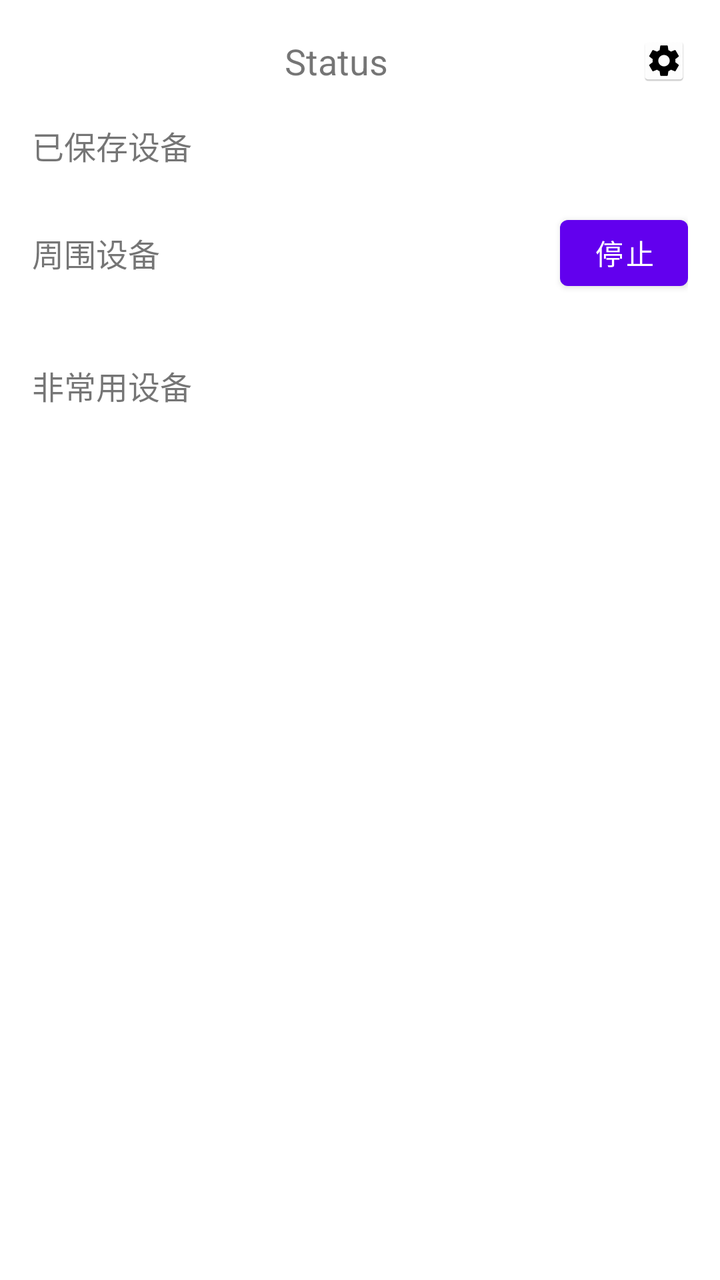
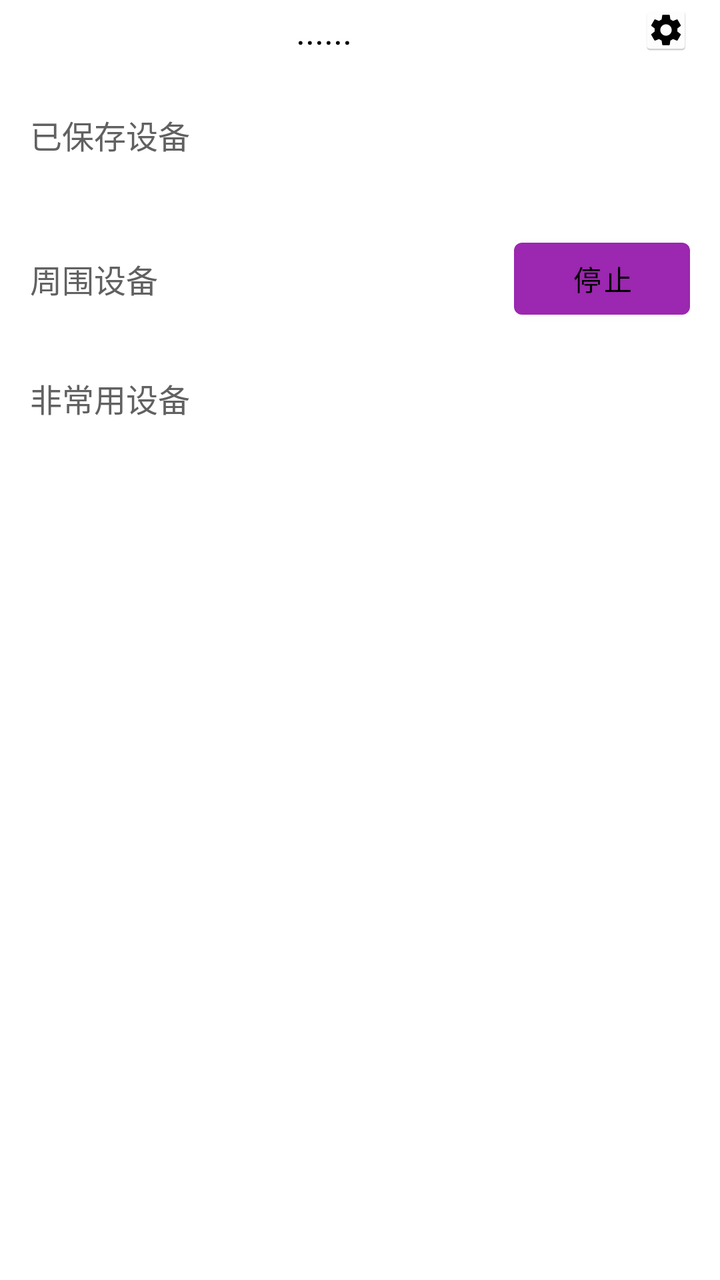

Compare the two renders of this Android layout. The source of the first and the diff that turns it into the second are given below.
<!-- AndroidManifest.xml: application theme Theme.BTControl -->
<!-- res/layout/activity_bluetooth_connection.xml -->
<?xml version="1.0" encoding="utf-8"?>
<LinearLayout xmlns:android="http://schemas.android.com/apk/res/android"
    xmlns:app="http://schemas.android.com/apk/res-auto"
    xmlns:tools="http://schemas.android.com/tools"
    android:layout_width="match_parent"
    android:layout_height="match_parent"
    android:orientation="vertical"
    android:padding="16dp">

    <LinearLayout
        android:layout_width="match_parent"
        android:layout_height="29dp"
        android:layout_marginBottom="16dp"
        android:gravity="center|center_horizontal"
        android:orientation="horizontal">

        

        <TextView
            android:id="@+id/statusTextView"
            android:layout_width="304dp"
            android:layout_height="match_parent"
            android:gravity="center"
            android:text="@string/status"
            android:textSize="18sp" />

        <ImageView
            android:id="@+id/image_accessibility_settings"
            android:layout_width="match_parent"
            android:layout_height="24dp"
            android:layout_alignParentEnd="true"
            android:layout_centerVertical="true"
            android:contentDescription="无障碍"
            android:src="@mipmap/accessibility" />

    </LinearLayout>

    
    <LinearLayout
        android:layout_width="match_parent"
        android:layout_height="27dp"
        android:orientation="horizontal">

        <TextView
            android:id="@+id/connectedDevicesLabel"
            android:layout_width="wrap_content"
            android:layout_height="match_parent"
            android:text="已保存设备"
            android:textSize="16sp" />

        <View
            android:id="@+id/divider2"
            android:layout_width="12dp"
            android:layout_height="match_parent"
            android:layout_weight="2"
            android:background="?android:attr/listDivider"
            android:visibility="invisible" />

        <CheckBox
            android:id="@+id/checkBox"
            android:layout_width="15dp"
            android:layout_height="match_parent"
            android:layout_weight="1"
            android:buttonTint="@color/checkbox_color"
            android:text="LE Audio"
            android:visibility="invisible" />

    </LinearLayout>

    
    <ListView
        android:id="@+id/connectedDeviceListView"
        android:layout_width="match_parent"
        android:layout_height="wrap_content"
        android:layout_marginBottom="16dp"
        android:divider="@android:color/darker_gray"
        android:dividerHeight="1dp" />

    

    
    <LinearLayout
        android:layout_width="match_parent"
        android:layout_height="45dp"
        android:layout_marginBottom="16dp"
        android:gravity="center|center_horizontal"
        android:orientation="horizontal">

        <LinearLayout
            android:layout_width="wrap_content"
            android:layout_height="42dp"
            android:layout_marginBottom="0dp"
            android:gravity="start|left"
            android:orientation="horizontal">

            <TextView
                android:id="@+id/nearbyDevicesLabel"
                android:layout_width="wrap_content"
                android:layout_height="match_parent"
                android:gravity="center"
                android:text="周围设备"
                android:textSize="16sp" />

            <ProgressBar
                android:id="@+id/progressBar"
                android:layout_width="12dp"
                android:layout_height="match_parent"
                android:gravity="bottom"
                android:indeterminate="true"
                android:visibility="visible" />

        </LinearLayout>

        <View
            android:id="@+id/divider"
            android:layout_width="20dp"
            android:layout_height="45dp"
            android:layout_weight="1"
            android:background="?android:attr/listDivider"
            android:visibility="invisible" />

        <Button
            android:id="@+id/actionButton"
            android:layout_width="64dp"
            android:layout_height="wrap_content"
            android:gravity="center"
            android:text="停止" />

    </LinearLayout>

    <ListView
        android:id="@+id/deviceListView"
        android:layout_width="match_parent"
        android:layout_height="wrap_content"
        android:layout_marginBottom="16dp"
        android:divider="@android:color/darker_gray"
        android:dividerHeight="2dp" />

    
    <TextView
        android:id="@+id/NFDeviceLabel"
        android:layout_width="match_parent"
        android:layout_height="wrap_content"
        android:text="非常用设备"
        android:textSize="16sp" />

    <ListView
        android:id="@+id/NFDeviceListView"
        android:layout_width="match_parent"
        android:layout_height="wrap_content"
        android:layout_marginBottom="16dp"
        android:divider="@android:color/darker_gray"
        android:dividerHeight="2dp" />

</LinearLayout>
<!-- resources referenced by this layout -->
<resources>
  <!-- mipmap accessibility: png bitmap (mipmap-hdpi, 2104 bytes) -->
  <string name="status">Status</string>
  <style name="Theme.BTControl" parent="Theme.MaterialComponents.DayNight.DarkActionBar">
          
          <item name="colorPrimary">@color/purple_500</item>
          <item name="colorPrimaryVariant">@color/purple_700</item>
          <item name="colorOnPrimary">@color/white</item>
          
          <item name="colorSecondary">@color/teal_200</item>
          <item name="colorSecondaryVariant">@color/teal_700</item>
          <item name="colorOnSecondary">@color/black</item>
          
          <item name="android:statusBarColor">?attr/colorPrimaryVariant</item>
          
      </style>
  <color name="purple_500">#FF6200EE</color>
  <color name="purple_700">#FF3700B3</color>
  <color name="white">#FFFFFFFF</color>
  <color name="teal_200">#FF03DAC5</color>
  <color name="teal_700">#FF018786</color>
  <color name="black">#FF000000</color>
</resources>

<!-- the commit's change to res/layout/activity_bluetooth_connection.xml (unified diff, before → after) -->
@@ -1,155 +1,149 @@
 <?xml version="1.0" encoding="utf-8"?>
-<LinearLayout xmlns:android="http://schemas.android.com/apk/res/android"
-    xmlns:app="http://schemas.android.com/apk/res-auto"
+<ScrollView xmlns:android="http://schemas.android.com/apk/res/android"
     xmlns:tools="http://schemas.android.com/tools"
+    android:fillViewport="true"
+    android:fitsSystemWindows="true"
+    android:orientation="vertical"
     android:layout_width="match_parent"
     android:layout_height="match_parent"
-    android:orientation="vertical"
-    android:padding="16dp">
+    android:padding="3dp">
 
     <LinearLayout
         android:layout_width="match_parent"
-        android:layout_height="29dp"
-        android:layout_marginBottom="16dp"
-        android:gravity="center|center_horizontal"
-        android:orientation="horizontal">
+        android:layout_height="wrap_content"
+        android:orientation="vertical"
+        android:paddingStart="12dp"
+        android:paddingEnd="12dp">
 
         
+        <LinearLayout
+            android:layout_width="match_parent"
+            android:layout_height="wrap_content"
+            android:gravity="center"
+            android:orientation="horizontal"
+            android:layout_marginBottom="16dp"
+            tools:ignore="UseCompoundDrawables">
 
-        <TextView
-            android:id="@+id/statusTextView"
-            android:layout_width="304dp"
-            android:layout_height="match_parent"
-            android:gravity="center"
-            android:text="@string/status"
-            android:textSize="18sp" />
+            <TextView
+                android:id="@+id/statusTextView"
+                android:layout_width="0dp"
+                android:layout_height="wrap_content"
+                android:layout_weight="4"
+                android:gravity="center"
+                android:text="@string/等待"
+                android:textSize="18sp"
+                android:textColor="?android:textColorPrimary" />
 
-        <ImageView
-            android:id="@+id/image_accessibility_settings"
+            <ImageView
+                android:id="@+id/image_accessibility_settings"
+                android:layout_width="24dp"
+                android:layout_height="24dp"
+                android:layout_marginStart="12dp"
+                android:contentDescription="@string/无障碍"
+                android:src="@mipmap/accessibility" />
+        </LinearLayout>
+
+        
+        <LinearLayout
             android:layout_width="match_parent"
-            android:layout_height="24dp"
-            android:layout_alignParentEnd="true"
-            android:layout_centerVertical="true"
-            android:contentDescription="无障碍"
-            android:src="@mipmap/accessibility" />
+            android:layout_height="wrap_content"
+            android:gravity="center_vertical"
+            android:orientation="horizontal"
+            android:layout_marginBottom="8dp">
 
-    </LinearLayout>
+            <TextView
+                android:id="@+id/connectedDevicesLabel"
+                android:layout_width="wrap_content"
+                android:layout_height="wrap_content"
+                android:text="@string/已保存设备"
+                android:textSize="16sp"
+                android:textColor="?android:textColorSecondary" />
 
-    
-    <LinearLayout
-        android:layout_width="match_parent"
-        android:layout_height="27dp"
-        android:orientation="horizontal">
+            <View
+                android:layout_width="0dp"
+                android:layout_height="1dp"
+                android:layout_weight="1"
+                android:background="?android:attr/listDivider"
+                android:visibility="invisible" />
 
-        <TextView
-            android:id="@+id/connectedDevicesLabel"
-            android:layout_width="wrap_content"
-            android:layout_height="match_parent"
-            android:text="已保存设备"
-            android:textSize="16sp" />
+            <CheckBox
+                android:id="@+id/checkBox"
+                android:layout_width="wrap_content"
+                android:layout_height="wrap_content"
+                android:layout_marginStart="8dp"
+                android:buttonTint="@color/checkbox_color"
+                android:text="@string/le_audio"
+                android:textColor="?android:textColorPrimary"
+                android:visibility="invisible" />
+        </LinearLayout>
 
-        <View
-            android:id="@+id/divider2"
-            android:layout_width="12dp"
-            android:layout_height="match_parent"
-            android:layout_weight="2"
-            android:background="?android:attr/listDivider"
-            android:visibility="invisible" />
+        <androidx.recyclerview.widget.RecyclerView
+            android:id="@+id/connectedDeviceRecyclerView"
+            android:layout_width="match_parent"
+            android:layout_height="wrap_content"
+            android:layout_marginBottom="16dp" />
 
-        <CheckBox
-            android:id="@+id/checkBox"
-            android:layout_width="15dp"
-            android:layout_height="match_parent"
-            android:layout_weight="1"
-            android:buttonTint="@color/checkbox_color"
-            android:text="LE Audio"
-            android:visibility="invisible" />
-
-    </LinearLayout>
-
-    
-    <ListView
-        android:id="@+id/connectedDeviceListView"
-        android:layout_width="match_parent"
-        android:layout_height="wrap_content"
-        android:layout_marginBottom="16dp"
-        android:divider="@android:color/darker_gray"
-        android:dividerHeight="1dp" />
-
-    
-
-    
-    <LinearLayout
-        android:layout_width="match_parent"
-        android:layout_height="45dp"
-        android:layout_marginBottom="16dp"
-        android:gravity="center|center_horizontal"
-        android:orientation="horizontal">
-
+        
         <LinearLayout
-            android:layout_width="wrap_content"
-            android:layout_height="42dp"
-            android:layout_marginBottom="0dp"
-            android:gravity="start|left"
-            android:orientation="horizontal">
+            android:layout_width="match_parent"
+            android:layout_height="wrap_content"
+            android:gravity="center_vertical"
+            android:orientation="horizontal"
+            android:layout_marginBottom="8dp">
 
             <TextView
                 android:id="@+id/nearbyDevicesLabel"
                 android:layout_width="wrap_content"
-                android:layout_height="match_parent"
-                android:gravity="center"
-                android:text="周围设备"
-                android:textSize="16sp" />
+                android:layout_height="wrap_content"
+                android:text="@string/周围设备"
+                android:textSize="16sp"
+                android:textColor="?android:textColorSecondary" />
 
             <ProgressBar
                 android:id="@+id/progressBar"
-                android:layout_width="12dp"
-                android:layout_height="match_parent"
-                android:gravity="bottom"
-                android:indeterminate="true"
-                android:visibility="visible" />
+                android:layout_width="24dp"
+                android:layout_height="24dp"
+                android:indeterminate="true" />
+
+            <View
+                android:id="@+id/divider"
+                android:layout_width="0dp"
+                android:layout_height="45dp"
+                android:layout_weight="1"
+                android:background="?android:attr/listDivider"
+                android:visibility="invisible" />
+
+            <Button
+                android:id="@+id/actionButton"
+                android:layout_width="wrap_content"
+                android:layout_height="wrap_content"
+                android:layout_gravity="center_horizontal"
+                android:text="@string/停止"
+                android:textColor="?android:textColorPrimary" />
 
         </LinearLayout>
 
-        <View
-            android:id="@+id/divider"
-            android:layout_width="20dp"
-            android:layout_height="45dp"
-            android:layout_weight="1"
-            android:background="?android:attr/listDivider"
-            android:visibility="invisible" />
+        <androidx.recyclerview.widget.RecyclerView
+            android:id="@+id/NRDeviceRecyclerView"
+            android:layout_width="match_parent"
+            android:layout_height="wrap_content"
+            android:layout_marginBottom="16dp" />
 
-        <Button
-            android:id="@+id/actionButton"
-            android:layout_width="64dp"
+        
+        <TextView
+            android:id="@+id/NFDeviceLabel"
+            android:layout_width="match_parent"
             android:layout_height="wrap_content"
-            android:gravity="center"
-            android:text="停止" />
+            android:text="@string/非常用设备"
+            android:textSize="16sp"
+            android:textColor="?android:textColorSecondary"
+            android:layout_marginBottom="8dp" />
 
+        <androidx.recyclerview.widget.RecyclerView
+            android:id="@+id/NFDeviceRecyclerView"
+            android:layout_width="match_parent"
+            android:layout_height="180dp"
+            android:layout_marginBottom="16dp" />
     </LinearLayout>
 
-    <ListView
-        android:id="@+id/deviceListView"
-        android:layout_width="match_parent"
-        android:layout_height="wrap_content"
-        android:layout_marginBottom="16dp"
-        android:divider="@android:color/darker_gray"
-        android:dividerHeight="2dp" />
-
-    
-    <TextView
-        android:id="@+id/NFDeviceLabel"
-        android:layout_width="match_parent"
-        android:layout_height="wrap_content"
-        android:text="非常用设备"
-        android:textSize="16sp" />
-
-    <ListView
-        android:id="@+id/NFDeviceListView"
-        android:layout_width="match_parent"
-        android:layout_height="wrap_content"
-        android:layout_marginBottom="16dp"
-        android:divider="@android:color/darker_gray"
-        android:dividerHeight="2dp" />
-
-</LinearLayout>
+</ScrollView>
<!-- resource entries referenced after the edit -->
@@ -1,25 +1,40 @@
 <!-- resources referenced by this layout -->
 <resources>
   <!-- mipmap accessibility: png bitmap (mipmap-hdpi, 2104 bytes) -->
-  <string name="status">Status</string>
-  <style name="Theme.BTControl" parent="Theme.MaterialComponents.DayNight.DarkActionBar">
+  <string name="le_audio">LE Audio</string>
+  <style name="Theme.BTControl" parent="Theme.MaterialComponents.DayNight.NoActionBar">
+          <item name="android:textColorPrimary">@color/black</item> 
+          <item name="android:textColorSecondary">@color/grey_700</item> 
+  
+          
+          <item name="android:windowFullscreen">false</item>
+  
+          
+          <item name="android:statusBarColor">@color/colorPrimary</item>
+          
+          <item name="android:windowLightStatusBar">true</item> 
+  
           
           <item name="colorPrimary">@color/purple_500</item>
           <item name="colorPrimaryVariant">@color/purple_700</item>
           <item name="colorOnPrimary">@color/white</item>
+  
           
           <item name="colorSecondary">@color/teal_200</item>
           <item name="colorSecondaryVariant">@color/teal_700</item>
           <item name="colorOnSecondary">@color/black</item>
+  
           
-          <item name="android:statusBarColor">?attr/colorPrimaryVariant</item>
-          
+          <item name="android:windowBackground">@color/white</item>
+          <item name="cardBackgroundColor">@color/white</item> 
       </style>
-  <color name="purple_500">#FF6200EE</color>
-  <color name="purple_700">#FF3700B3</color>
-  <color name="white">#FFFFFFFF</color>
-  <color name="teal_200">#FF03DAC5</color>
-  <color name="teal_700">#FF018786</color>
-  <color name="black">#FF000000</color>
+  <color name="purple_500">#9C27B0</color>
+  <color name="purple_700">#7B1FA2</color>
+  <color name="white">#FFFFFF</color>
+  <color name="teal_200">#80CBC4</color>
+  <color name="teal_700">#00796B</color>
+  <color name="black">#000000</color>
+  <color name="grey_700">#616161</color>
+  <color name="colorPrimary">#1565C0</color>
 </resources>
 
